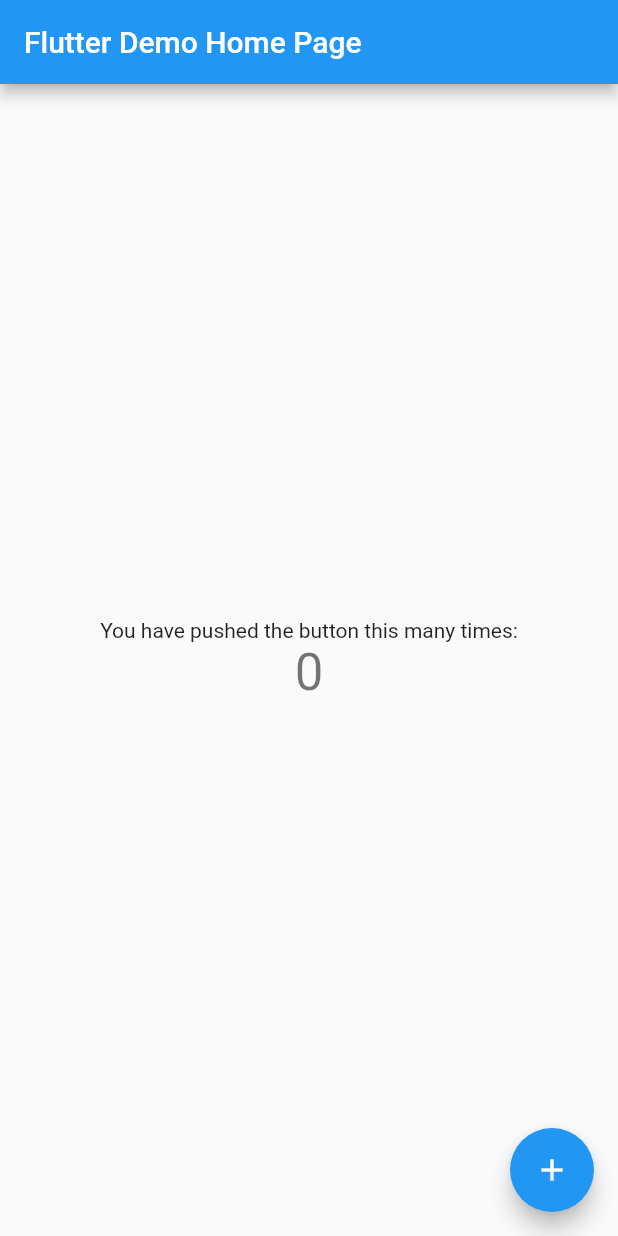
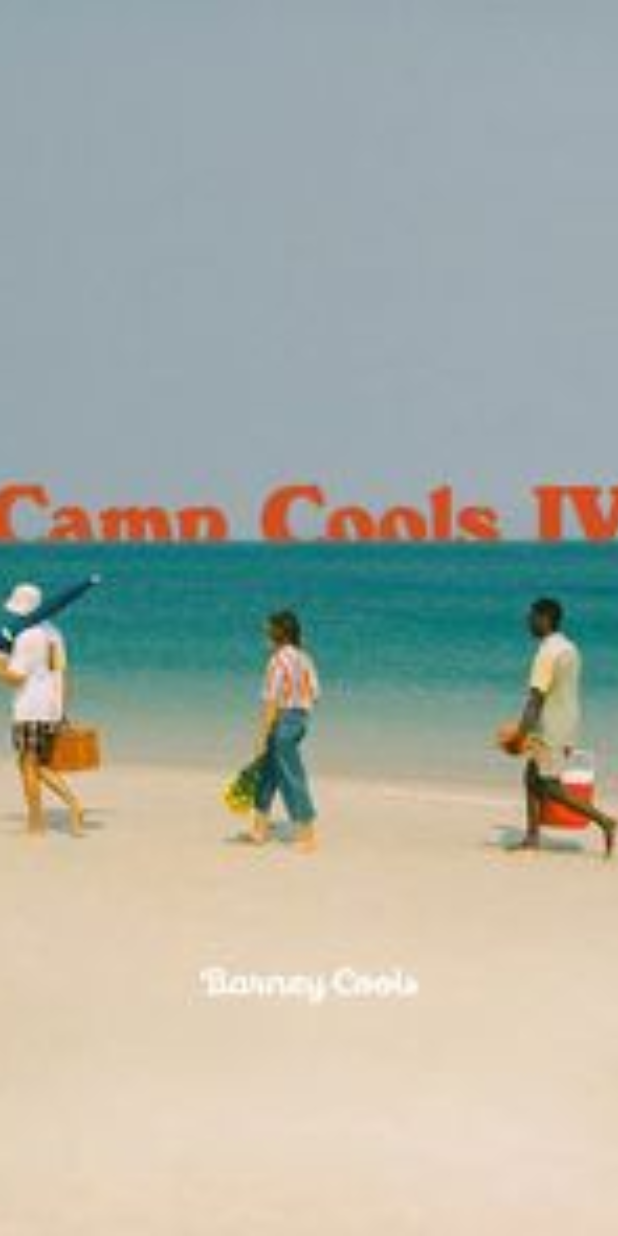
Before and after one commit to leeseongwon95/image_carousel, a Flutter app: the screen it shows after launch, on a phone screen of 412 x 824 dp. Run offline on Flutter 3.47's test engine with Material 2 defaults, Android fonts, the phone set to English and light mode, and no system bars.

Commit message:
이미지 조정, 맵핑

```diff
--- a/lib/main.dart
+++ b/lib/main.dart
@@ -1,115 +1,11 @@
-import 'package:flutter/material.dart';
+ import 'package:flutter/material.dart';
+import 'package:image_carousel/screen/home_screen.dart';
+
 
 void main() {
-  runApp(const MyApp());
+  runApp(
+    MaterialApp(
+      home: HomeScreen(),
+    )
+  );
 }
-
-class MyApp extends StatelessWidget {
-  const MyApp({Key? key}) : super(key: key);
-
-  // This widget is the root of your application.
-  @override
-  Widget build(BuildContext context) {
-    return MaterialApp(
-      title: 'Flutter Demo',
-      theme: ThemeData(
-        // This is the theme of your application.
-        //
-        // Try running your application with "flutter run". You'll see the
-        // application has a blue toolbar. Then, without quitting the app, try
-        // changing the primarySwatch below to Colors.green and then invoke
-        // "hot reload" (press "r" in the console where you ran "flutter run",
-        // or simply save your changes to "hot reload" in a Flutter IDE).
-        // Notice that the counter didn't reset back to zero; the application
-        // is not restarted.
-        primarySwatch: Colors.blue,
-      ),
-      home: const MyHomePage(title: 'Flutter Demo Home Page'),
-    );
-  }
-}
-
-class MyHomePage extends StatefulWidget {
-  const MyHomePage({Key? key, required this.title}) : super(key: key);
-
-  // This widget is the home page of your application. It is stateful, meaning
-  // that it has a State object (defined below) that contains fields that affect
-  // how it looks.
-
-  // This class is the configuration for the state. It holds the values (in this
-  // case the title) provided by the parent (in this case the App widget) and
-  // used by the build method of the State. Fields in a Widget subclass are
-  // always marked "final".
-
-  final String title;
-
-  @override
-  State<MyHomePage> createState() => _MyHomePageState();
-}
-
-class _MyHomePageState extends State<MyHomePage> {
-  int _counter = 0;
-
-  void _incrementCounter() {
-    setState(() {
-      // This call to setState tells the Flutter framework that something has
-      // changed in this State, which causes it to rerun the build method below
-      // so that the display can reflect the updated values. If we changed
-      // _counter without calling setState(), then the build method would not be
-      // called again, and so nothing would appear to happen.
-      _counter++;
-    });
-  }
-
-  @override
-  Widget build(BuildContext context) {
-    // This method is rerun every time setState is called, for instance as done
-    // by the _incrementCounter method above.
-    //
-    // The Flutter framework has been optimized to make rerunning build methods
-    // fast, so that you can just rebuild anything that needs updating rather
-    // than having to individually change instances of widgets.
-    return Scaffold(
-      appBar: AppBar(
-        // Here we take the value from the MyHomePage object that was created by
-        // the App.build method, and use it to set our appbar title.
-        title: Text(widget.title),
-      ),
-      body: Center(
-        // Center is a layout widget. It takes a single child and positions it
-        // in the middle of the parent.
-        child: Column(
-          // Column is also a layout widget. It takes a list of children and
-          // arranges them vertically. By default, it sizes itself to fit its
-          // children horizontally, and tries to be as tall as its parent.
-          //
-          // Invoke "debug painting" (press "p" in the console, choose the
-          // "Toggle Debug Paint" action from the Flutter Inspector in Android
-          // Studio, or the "Toggle Debug Paint" command in Visual Studio Code)
-          // to see the wireframe for each widget.
-          //
-          // Column has various properties to control how it sizes itself and
-          // how it positions its children. Here we use mainAxisAlignment to
-          // center the children vertically; the main axis here is the vertical
-          // axis because Columns are vertical (the cross axis would be
-          // horizontal).
-          mainAxisAlignment: MainAxisAlignment.center,
-          children: <Widget>[
-            const Text(
-              'You have pushed the button this many times:',
-            ),
-            Text(
-              '$_counter',
-              style: Theme.of(context).textTheme.headline4,
-            ),
-          ],
-        ),
-      ),
-      floatingActionButton: FloatingActionButton(
-        onPressed: _incrementCounter,
-        tooltip: 'Increment',
-        child: const Icon(Icons.add),
-      ), // This trailing comma makes auto-formatting nicer for build methods.
-    );
-  }
-}
--- /dev/null
+++ b/lib/screen/home_screen.dart
@@ -0,0 +1,23 @@
+import 'package:flutter/material.dart';
+
+class HomeScreen extends StatefulWidget {
+  const HomeScreen({Key? key}) : super(key: key);
+
+  @override
+  State<HomeScreen> createState() => _HomeScreenState();
+}
+
+class _HomeScreenState extends State<HomeScreen> {
+  @override
+  Widget build(BuildContext context) {
+    return Scaffold(
+      body: PageView(
+        children: [1, 2, 3, 4, 5].map(
+                (e) => Image.asset('asset/img/$e.jpg',
+                  fit: BoxFit.cover,
+                ),
+        ).toList(),
+      ),
+    );
+  }
+}
--- a/pubspec.yaml
+++ b/pubspec.yaml
@@ -62,6 +62,8 @@ flutter:
   #   - images/a_dot_burr.jpeg
   #   - images/a_dot_ham.jpeg
 
+  assets:
+    - asset/img/
   # An image asset can refer to one or more resolution-specific "variants", see
   # https://flutter.dev/assets-and-images/#resolution-aware
 
```
Also changed, not shown: asset/img/1.jpg (added), asset/img/2.jpg (added), asset/img/3.jpg (added), asset/img/4.jpg (added), asset/img/5.jpg (added).
